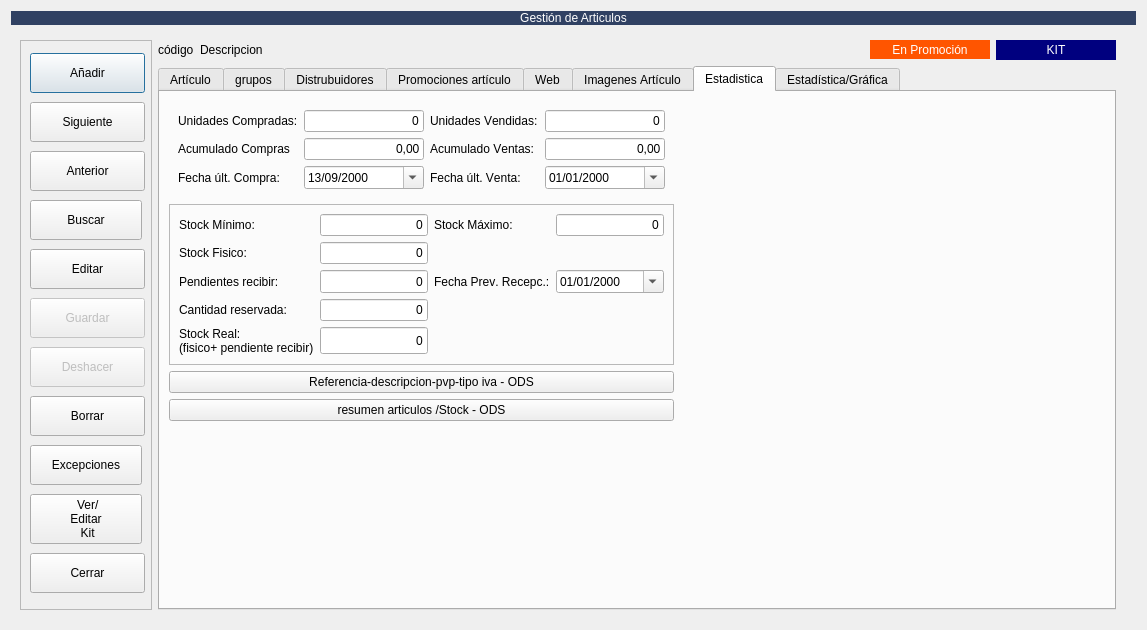
The window that app/ui/Almacen/frmarticulos.ui (MarcArtStudio3D/creative_ERP) describes before a commit, drawn with Qt 5.
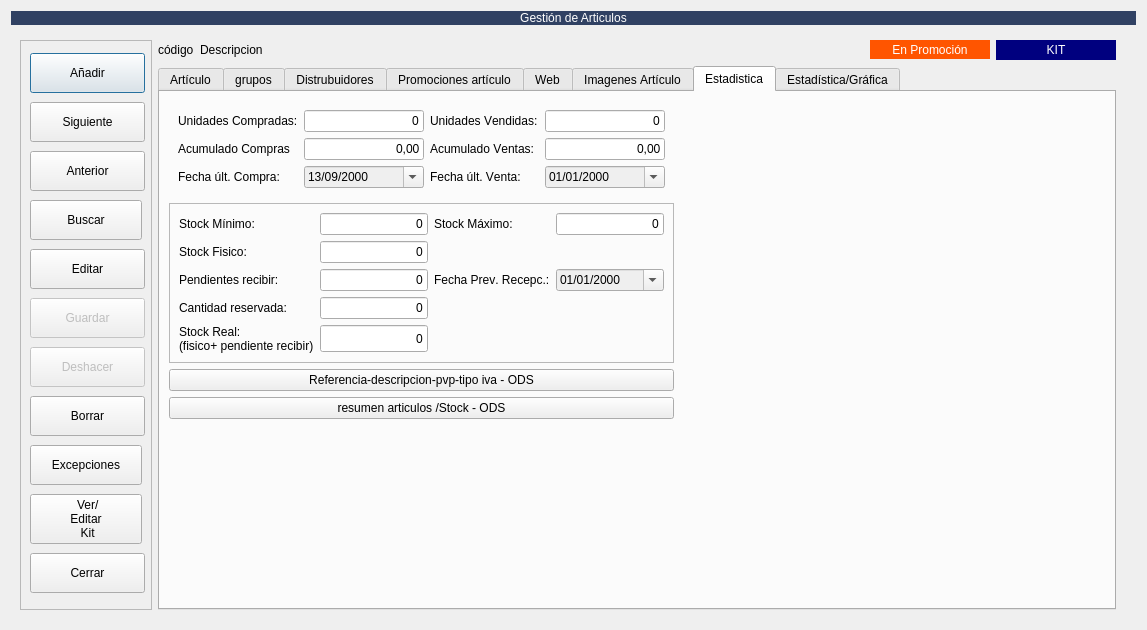
The same window after the commit. The open tabs and pages were chosen to show the change. Icons and pictures are not drawn. Custom widgets are drawn as their Qt base class.

Diff of the .ui file:
```diff
--- a/app/ui/Almacen/frmarticulos.ui
+++ b/app/ui/Almacen/frmarticulos.ui
@@ -3060,6 +3060,10 @@
                   <height>27</height>
                  </size>
                 </property>
+                <property name="styleSheet">
+                 <string notr="true">color: rgb(0, 0, 0);
+background-color: rgb(239, 239, 239);</string>
+                </property>
                 <property name="dateTime">
                  <datetime>
                   <hour>0</hour>
@@ -3077,7 +3081,7 @@
                   <second>0</second>
                   <year>1900</year>
                   <month>9</month>
-                  <day>12</day>
+                  <day>11</day>
                  </datetime>
                 </property>
                 <property name="displayFormat">
@@ -3177,6 +3181,10 @@
                   <height>27</height>
                  </size>
                 </property>
+                <property name="styleSheet">
+                 <string notr="true">color: rgb(0, 0, 0);
+background-color: rgb(239, 239, 239);</string>
+                </property>
                 <property name="displayFormat">
                  <string>dd/MM/yyyy</string>
                 </property>
@@ -3415,6 +3423,10 @@
                   <height>27</height>
                  </size>
                 </property>
+                <property name="styleSheet">
+                 <string notr="true">color: rgb(0, 0, 0);
+background-color: rgb(239, 239, 239);</string>
+                </property>
                 <property name="maximumDateTime">
                  <datetime>
                   <hour>23</hour>
```
Left out of the diff: 17 changed lines with no effect on the pictures.
